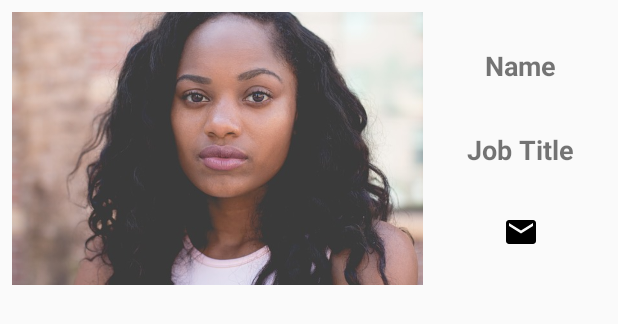
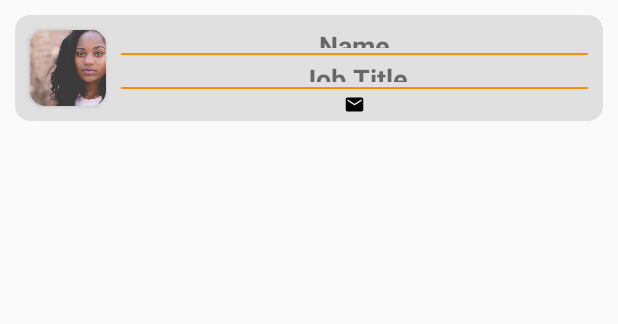
Before and after one commit to jdinovo/DealershipApp, an Android app: the layout custom_row_employee.xml on its own in the app's theme, with its tools: preview values and no code run, on a phone screen of 412 x 824 dp. Shown: the top 324 px of the screen. Run offline under Robolectric (Android 15) with nearby library versions, the phone set to English and light mode, and no system bars.

Commit message:
Polish - tested form #30 - theme is clean and carries through entire app #29 - app is bug free #31

```diff
--- a/app/src/main/res/layout/custom_row_employee.xml
+++ b/app/src/main/res/layout/custom_row_employee.xml
@@ -1,68 +1,140 @@
 <?xml version="1.0" encoding="utf-8"?>
 
-<android.support.constraint.ConstraintLayout
-        xmlns:android="http://schemas.android.com/apk/res/android"
+<LinearLayout xmlns:android="http://schemas.android.com/apk/res/android"
+    android:layout_width="match_parent"
+    android:layout_height="match_parent"
     xmlns:app="http://schemas.android.com/apk/res-auto"
-        xmlns:tools="http://schemas.android.com/tools"
+    xmlns:credits_card="http://schemas.android.com/tools">
+
+    <android.support.v7.widget.CardView
+        android:id="@+id/credits_cardview"
         android:layout_width="match_parent"
         android:layout_height="wrap_content"
+        android:layout_margin="10dp"
+        android:clickable="false"
+        android:focusable="false"
+        app:cardMaxElevation="10dp"
+        app:cardCornerRadius="10dp"
+        credits_card:cardCornerRadius="@dimen/card_radius">
+
+        <android.support.constraint.ConstraintLayout xmlns:tools="http://schemas.android.com/tools"
+            android:layout_width="match_parent"
+            android:layout_height="wrap_content"
+            android:layout_weight="1"
+            android:background="@color/background_dark"
             android:orientation="horizontal"
-        tools:layout_editor_absoluteY="81dp"
-        android:layout_weight="1">
+            tools:layout_editor_absoluteY="81dp">
 
             <TextView
+                android:id="@+id/employeeName"
+                android:layout_width="0dp"
+                android:layout_height="0dp"
+                android:layout_marginStart="8dp"
+                android:layout_marginTop="8dp"
+                android:layout_marginEnd="8dp"
+                android:layout_marginBottom="4dp"
+                android:layout_weight="1"
+                android:gravity="center"
                 android:text="Name"
-            android:layout_width="wrap_content"
+                android:textAlignment="center"
+                android:textSize="18sp"
+                android:textStyle="bold"
+                app:layout_constraintBottom_toTopOf="@+id/employeeJobTitle"
+                app:layout_constraintEnd_toEndOf="parent"
+                app:layout_constraintStart_toEndOf="@+id/credits_cardview_image"
+                app:layout_constraintTop_toTopOf="parent"
+                tools:ignore="MissingConstraints" />
+
+            <View
+                android:id="@+id/view"
+                android:layout_width="0dp"
+                android:layout_height="1dp"
+                android:layout_margin="10dp"
+                android:layout_marginStart="8dp"
+                android:background="@color/colorAccent"
+                app:layout_constraintBottom_toTopOf="@+id/employeeJobTitle"
+                app:layout_constraintEnd_toEndOf="parent"
+                app:layout_constraintStart_toEndOf="@+id/credits_cardview_image"
+                app:layout_constraintTop_toBottomOf="@+id/employeeName" />
+
+            <TextView
+                android:id="@+id/employeeJobTitle"
+                android:layout_width="0dp"
+                android:layout_height="0dp"
+                android:layout_marginStart="8dp"
+                android:layout_marginTop="4dp"
+                android:layout_marginEnd="8dp"
+                android:layout_marginBottom="4dp"
+                android:layout_weight="1"
+                android:gravity="center"
+                android:text="Job Title"
+                android:textAlignment="center"
+                android:textSize="18sp"
+                android:textStyle="bold"
+                app:layout_constraintBottom_toTopOf="@+id/employeeEmail"
+                app:layout_constraintEnd_toEndOf="parent"
+                app:layout_constraintStart_toEndOf="@+id/credits_cardview_image"
+                app:layout_constraintTop_toBottomOf="@+id/employeeName"
+                tools:ignore="MissingConstraints" />
+
+            <View
+                android:id="@+id/view2"
+                android:layout_width="0dp"
+                android:layout_height="1dp"
+                android:layout_margin="10dp"
+                android:layout_marginStart="8dp"
+                android:layout_marginBottom="8dp"
+                android:background="@color/colorAccent"
+                app:layout_constraintBottom_toTopOf="@+id/employeeEmail"
+                app:layout_constraintEnd_toEndOf="parent"
+                app:layout_constraintStart_toEndOf="@+id/credits_cardview_image"
+                app:layout_constraintTop_toBottomOf="@+id/employeeJobTitle" />
+
+            <ImageView
+                android:id="@+id/employeeEmail"
+                android:layout_width="0dp"
+                android:layout_height="0dp"
+                android:layout_marginStart="8dp"
+                android:layout_marginTop="4dp"
+                android:layout_marginEnd="8dp"
+                android:layout_marginBottom="4dp"
+                android:layout_weight="1"
+                android:adjustViewBounds="false"
+                android:cropToPadding="false"
+                app:layout_constraintBottom_toBottomOf="parent"
+                app:layout_constraintEnd_toEndOf="parent"
+                app:layout_constraintStart_toEndOf="@+id/credits_cardview_image"
+                app:layout_constraintTop_toBottomOf="@+id/employeeJobTitle"
+                app:srcCompat="@drawable/ic_email_black_24dp" />
+
+            <android.support.v7.widget.CardView
+                android:id="@+id/credits_cardview_image"
+                android:layout_width="0dp"
                 android:layout_height="wrap_content"
-            android:id="@+id/employeeName"
-            android:textStyle="bold"
-            android:textSize="18sp"
-            tools:ignore="MissingConstraints"
+                android:layout_margin="10dp"
                 android:layout_marginStart="8dp"
-            android:textAlignment="center"
-            android:layout_weight="1"
-            android:layout_marginEnd="8dp" app:layout_constraintEnd_toEndOf="parent"
-            app:layout_constraintTop_toTopOf="parent" android:layout_marginTop="8dp" android:layout_marginBottom="4dp"
-            app:layout_constraintBottom_toTopOf="@+id/employeeJobTitle"
-            app:layout_constraintStart_toEndOf="@+id/employeeImage"/>
-    <TextView
-            android:text="Job Title"
-            android:layout_width="wrap_content"
-            android:layout_height="wrap_content"
-            android:id="@+id/employeeJobTitle"
-            android:textAlignment="center"
-            android:textStyle="bold"
-            android:textSize="18sp"
-            tools:ignore="MissingConstraints"
-            android:layout_marginTop="4dp"
-            android:layout_weight="1" app:layout_constraintTop_toBottomOf="@+id/employeeName"
-            app:layout_constraintEnd_toEndOf="parent" android:layout_marginEnd="8dp"
-            android:layout_marginStart="8dp"
-            android:layout_marginBottom="4dp" app:layout_constraintBottom_toTopOf="@+id/employeeEmail"
-            app:layout_constraintStart_toEndOf="@+id/employeeImage"/>
+                android:layout_marginTop="8dp"
+                android:layout_marginBottom="8dp"
+                android:clickable="false"
+                android:focusable="false"
+                app:cardCornerRadius="10dp"
+                app:cardMaxElevation="10dp"
+                app:layout_constraintBottom_toBottomOf="parent"
+                app:layout_constraintDimensionRatio="w,1:1"
+                app:layout_constraintStart_toStartOf="parent"
+                app:layout_constraintTop_toTopOf="parent"
+                credits_card:cardCornerRadius="@dimen/card_radius">
+
                 <ImageView
-            android:layout_width="wrap_content"
-            android:layout_height="wrap_content"
-            app:srcCompat="@drawable/ic_email_black_24dp"
-            android:id="@+id/employeeEmail"
-            android:adjustViewBounds="false"
-            android:layout_weight="1" app:layout_constraintEnd_toEndOf="parent"
-            app:layout_constraintTop_toBottomOf="@+id/employeeJobTitle"
-            android:layout_marginStart="8dp"
-            android:layout_marginEnd="8dp" android:layout_marginTop="4dp"
-            app:layout_constraintBottom_toBottomOf="parent" android:layout_marginBottom="8dp"
-            android:cropToPadding="false" app:layout_constraintStart_toEndOf="@+id/employeeImage"/>
-    <!--</LinearLayout>-->
-    <ImageView
+                    android:id="@+id/employeeImage"
+                    android:layout_width="match_parent"
+                    android:layout_height="match_parent"
+                    android:adjustViewBounds="true"
+                    android:cropToPadding="false"
+                    android:scaleType="centerCrop"
                     app:srcCompat="@drawable/pic1"
-            android:id="@+id/employeeImage"
-            tools:ignore="MissingConstraints"
-            android:layout_height="wrap_content"
-            android:layout_width="0dp"
-            app:layout_constraintStart_toStartOf="parent"
-            android:layout_marginStart="8dp"
-            android:adjustViewBounds="true" app:layout_constraintTop_toTopOf="parent"
-            android:layout_marginTop="8dp" app:layout_constraintBottom_toBottomOf="parent"
-            android:layout_marginBottom="8dp" android:cropToPadding="false"
-            app:layout_constraintDimensionRatio="w,1:1"/>
+                    tools:ignore="MissingConstraints" />
+            </android.support.v7.widget.CardView>
         </android.support.constraint.ConstraintLayout>
+    </android.support.v7.widget.CardView>
+</LinearLayout>
--- a/app/src/main/res/layout/fragment_images.xml
+++ b/app/src/main/res/layout/fragment_images.xml
@@ -12,12 +12,12 @@
 
     <ImageView
         android:id="@+id/viewImage"
-        android:layout_width="wrap_content"
-        android:layout_height="250dp"
+        android:layout_width="match_parent"
+        android:layout_height="match_parent"
         android:layout_gravity="center"
         android:layout_weight="0"
         android:adjustViewBounds="true"
-        android:cropToPadding="true"
-        android:padding="@dimen/padding"
+        android:cropToPadding="false"
+        android:scaleType="centerCrop"
         android:src="@drawable/ic_menu_slideshow" />
 </LinearLayout>
--- a/app/src/main/res/layout/fragment_vehicle.xml
+++ b/app/src/main/res/layout/fragment_vehicle.xml
@@ -18,13 +18,14 @@
 
         <android.support.v4.view.ViewPager
             android:id="@+id/viewPager"
-            android:layout_width="match_parent"
-            android:layout_height="250dp"
+            android:layout_width="0dp"
+            android:layout_height="350dp"
             android:layout_gravity="center"
             android:background="@color/colorPrimary"
-            android:paddingLeft="@dimen/padding"
+            android:paddingStart="@dimen/padding"
             android:paddingTop="@dimen/padding"
-            android:paddingRight="@dimen/padding"
+            android:paddingEnd="@dimen/padding"
+            app:layout_constraintBottom_toTopOf="@+id/vehicleBrand"
             app:layout_constraintEnd_toEndOf="parent"
             app:layout_constraintStart_toStartOf="parent"
             app:layout_constraintTop_toTopOf="parent">
@@ -35,27 +36,26 @@
             android:id="@+id/indicator"
             android:layout_width="match_parent"
             android:layout_height="48dp"
-            android:layout_marginBottom="8dp"
             app:layout_constraintBottom_toBottomOf="@+id/viewPager" />
 
         <TextView
             android:id="@+id/vehicleBrand"
-            android:layout_width="match_parent"
+            android:layout_width="0dp"
             android:layout_height="wrap_content"
-            android:layout_marginTop="8dp"
             android:background="@color/colorPrimary"
             android:gravity="center"
             android:text="Brand"
             android:textColor="@color/color_white"
             android:textSize="@dimen/heading_font_size"
             android:textStyle="bold"
+            app:layout_constraintBottom_toTopOf="@+id/vehicleModel"
             app:layout_constraintEnd_toEndOf="parent"
             app:layout_constraintStart_toStartOf="parent"
             app:layout_constraintTop_toBottomOf="@+id/indicator" />
 
         <TextView
             android:id="@+id/vehicleModel"
-            android:layout_width="match_parent"
+            android:layout_width="0dp"
             android:layout_height="wrap_content"
             android:background="@color/colorPrimary"
             android:gravity="center"
@@ -63,13 +63,14 @@
             android:textColor="@color/color_white"
             android:textSize="@dimen/heading_font_size"
             android:textStyle="bold"
+            app:layout_constraintBottom_toTopOf="@+id/vehicleYear"
             app:layout_constraintEnd_toEndOf="parent"
             app:layout_constraintStart_toStartOf="parent"
             app:layout_constraintTop_toBottomOf="@+id/vehicleBrand" />
 
         <TextView
             android:id="@+id/vehicleYear"
-            android:layout_width="match_parent"
+            android:layout_width="0dp"
             android:layout_height="wrap_content"
             android:background="@color/colorPrimary"
             android:gravity="center"
@@ -77,13 +78,14 @@
             android:textColor="@color/color_white"
             android:textSize="@dimen/heading_font_size"
             android:textStyle="bold"
+            app:layout_constraintBottom_toTopOf="@+id/vehiclePrice"
             app:layout_constraintEnd_toEndOf="parent"
             app:layout_constraintStart_toStartOf="parent"
             app:layout_constraintTop_toBottomOf="@+id/vehicleModel" />
 
         <TextView
             android:id="@+id/vehiclePrice"
-            android:layout_width="match_parent"
+            android:layout_width="0dp"
             android:layout_height="wrap_content"
             android:background="@color/colorPrimary"
             android:gravity="center"
@@ -92,18 +94,20 @@
             android:textColor="@color/color_white"
             android:textSize="@dimen/heading_font_size"
             android:textStyle="bold"
+            app:layout_constraintBottom_toTopOf="@+id/vehicleDesc"
             app:layout_constraintEnd_toEndOf="parent"
             app:layout_constraintStart_toStartOf="parent"
             app:layout_constraintTop_toBottomOf="@+id/vehicleYear" />
 
         <TextView
             android:id="@+id/vehicleDesc"
-            android:layout_width="match_parent"
+            android:layout_width="0dp"
             android:layout_height="wrap_content"
             android:padding="@dimen/padding"
             android:text="Description"
             android:textColor="@color/color_black"
             android:textSize="@dimen/body_font_size"
+            app:layout_constraintBottom_toBottomOf="parent"
             app:layout_constraintEnd_toEndOf="parent"
             app:layout_constraintStart_toStartOf="parent"
             app:layout_constraintTop_toBottomOf="@+id/vehiclePrice" />
```
Lines whose indentation alone changed are shown as unchanged.
